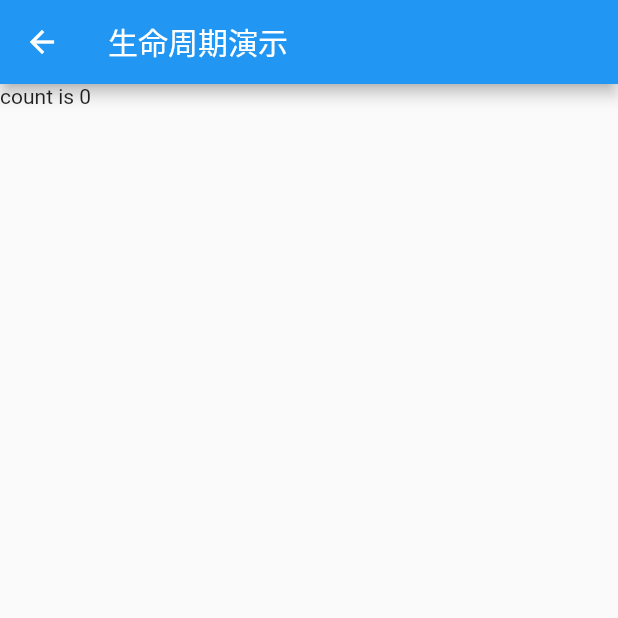
After one commit to ljj218/get_test, a Flutter app: the GetxControllerlivePage screen opened directly, on a phone screen of 412 x 824 dp, the top half of it. The commit adds this screen. Run offline on Flutter 3.47's test engine with Material 2 defaults, Android fonts, the phone set to English and light mode, and no system bars; our stand-ins replace get.

Commit message:
生命周期 以及 obx getx  getbuilder 使用  指定Id 更新

```diff
--- /dev/null
+++ b/getx/lib/pages/GetxControllerlive/GetxControllerlivePage.dart
@@ -0,0 +1,26 @@
+import 'package:flutter/material.dart';
+import 'package:get/get.dart';
+import 'GetxControllerlive.dart';
+
+class GetxControllerlivePage extends StatelessWidget {
+  final LiveController liveController = Get.put(LiveController());
+
+  @override
+  Widget build(BuildContext context) {
+    return Scaffold(
+      appBar: AppBar(
+        title: Text('生命周期演示'),
+      ),
+      body: Column(
+        children: [
+          GetBuilder<LiveController>(
+              initState: (data) => liveController.increment(),
+              dispose: (_) => liveController.clearTask(),
+              builder: (controler) {
+                return Text('count is ${controler.count}');
+              })
+        ],
+      ),
+    );
+  }
+}
--- /dev/null
+++ b/getx/lib/pages/uniqId/GetBuilderUniqId.dart
@@ -0,0 +1,10 @@
+import 'package:get/get.dart';
+
+class UniIdController extends GetxController {
+  int count = 0;
+
+  void increment() async {
+    count++;
+    update(['change']);
+  }
+}
--- /dev/null
+++ b/getx/lib/pages/uniqId/GetBuilderUniqIdPage.dart
@@ -0,0 +1,39 @@
+import 'package:flutter/material.dart';
+import 'package:get/get.dart';
+import 'GetBuilderUniqId.dart';
+
+class GetxControllerlivePage extends StatelessWidget {
+  final UniIdController uniIdController = Get.put(UniIdController());
+
+  @override
+  Widget build(BuildContext context) {
+    return Scaffold(
+      appBar: AppBar(
+        title: Text('生命周期演示'),
+      ),
+      body: Column(
+        children: [
+          GetBuilder<UniIdController>(
+            builder: (controler) {
+              return Text(
+                'count is ${controler.count}',
+                style: TextStyle(color: Colors.grey),
+              );
+            },
+          ),
+          GetBuilder<UniIdController>(
+            id: 'change',
+            builder: (controler) {
+              return Text('count is ${controler.count}');
+            },
+          ),
+          ElevatedButton(
+              onPressed: () {
+                uniIdController.increment();
+              },
+              child: Text('++'))
+        ],
+      ),
+    );
+  }
+}
```
Also changed, not shown: getx/lib/Controller2.dart (+9 -9 lines), getx/lib/pages/GetxControllerlive/GetxControllerlive.dart (added, +33 -0 lines), getx/pubspec.lock.
